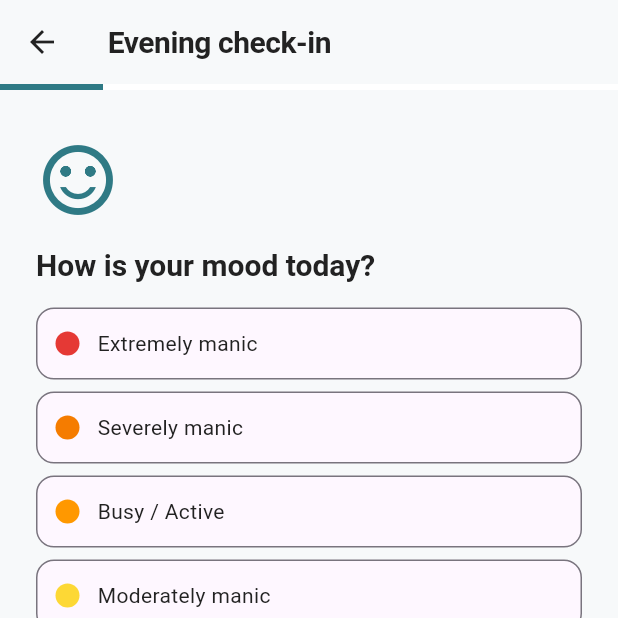
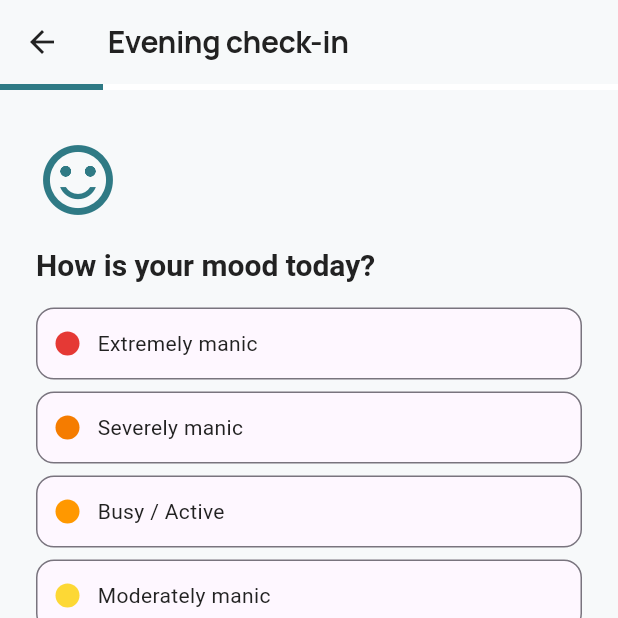
Before and after one commit to danield76799/Ritme, a Flutter app: the DashboardScreen screen opened directly, after a tap on "Evening check-in", on a phone screen of 412 x 824 dp, the top half of it. Run offline on Flutter 3.47's test engine with Material 3 defaults, Android fonts, the phone set to English and light mode, and no system bars; our stand-ins replace file_picker, fl_chart, flutter_local_notifications, flutter_secure_storage, flutter_timezone, google_fonts and 10 more; missing offline and left inert: local_auth_android, local_auth_darwin, saf, workmanager; accounts and stored records are empty; generated files the repository leaves out were written again; statements that could not run were skipped; project files that could hold a hidden picture were left out.

Commit message:
feat(ui): Manrope-font app-breed + container-transities voor metric-kaarten
- google_fonts (Manrope) door beide themes: textTheme + AppBar-titel.
  Warme ronde sans past bij een life-chart-app; Roboto stond nergens
  bewust gekozen.
- Slaap- en SRT-metric-kaarten openen nu via OpenContainer
  (fadeThrough, 400ms) — zelfde transitie als de zes dashboard-tegels,
  die die al hadden. _routeBuilder kreeg /sleep-detail en
  /rhythm-detail cases erbij.

```diff
--- a/lib/screens/dashboard_screen.dart
+++ b/lib/screens/dashboard_screen.dart
@@ -22,6 +22,8 @@ import 'appointments_screen.dart';
 import 'voortekenen_screen.dart';
 import 'crisisplan_screen.dart';
 import 'rapport_screen.dart';
+import 'sleep_detail_screen.dart';
+import 'rhythm_detail_screen.dart';
 import '../generated/l10n/app_localizations.dart';
 
 enum AlertSeverity { high, medium }
@@ -1170,11 +1172,27 @@ class _DashboardScreenState extends State<DashboardScreen>
     Widget? footer,
   }) {
     final theme = Theme.of(context);
-    return MetricCardShell(
-      icon: icon,
-      color: color,
-      onTap: () => Navigator.pushNamed(context, route),
-      content: Column(
+    return OpenContainer<bool>(
+      transitionType: ContainerTransitionType.fadeThrough,
+      transitionDuration: const Duration(milliseconds: 400),
+      closedElevation: 2,
+      closedShape: RoundedRectangleBorder(
+        borderRadius: BorderRadius.circular(AppTheme.borderRadius),
+      ),
+      closedColor: theme.cardColor,
+      openColor: theme.scaffoldBackgroundColor,
+      onClosed: (_) {
+        _loadData();
+        if (_selectedDate.difference(DateTime.now()).inDays != 0) {
+          _loadDataForDate(_selectedDate);
+        }
+      },
+      openBuilder: (context, _) => _routeBuilder(route),
+      closedBuilder: (context, openContainer) => MetricCardShell(
+        icon: icon,
+        color: color,
+        onTap: openContainer,
+        content: Column(
         crossAxisAlignment: CrossAxisAlignment.start,
         children: [
           Text(
@@ -1227,6 +1245,7 @@ class _DashboardScreenState extends State<DashboardScreen>
           if (footer != null) ...[const SizedBox(height: 8), footer],
         ],
       ),
+      ),
     );
   }
 
@@ -1286,6 +1305,10 @@ class _DashboardScreenState extends State<DashboardScreen>
         return CrisisPlanScreen();
       case '/rapport':
         return RapportScreen();
+      case '/sleep-detail':
+        return SleepDetailScreen();
+      case '/rhythm-detail':
+        return RhythmDetailScreen();
       default:
         return SizedBox.shrink();
     }
```
Also changed, not shown: lib/theme/app_theme.dart (+19 -6 lines).
